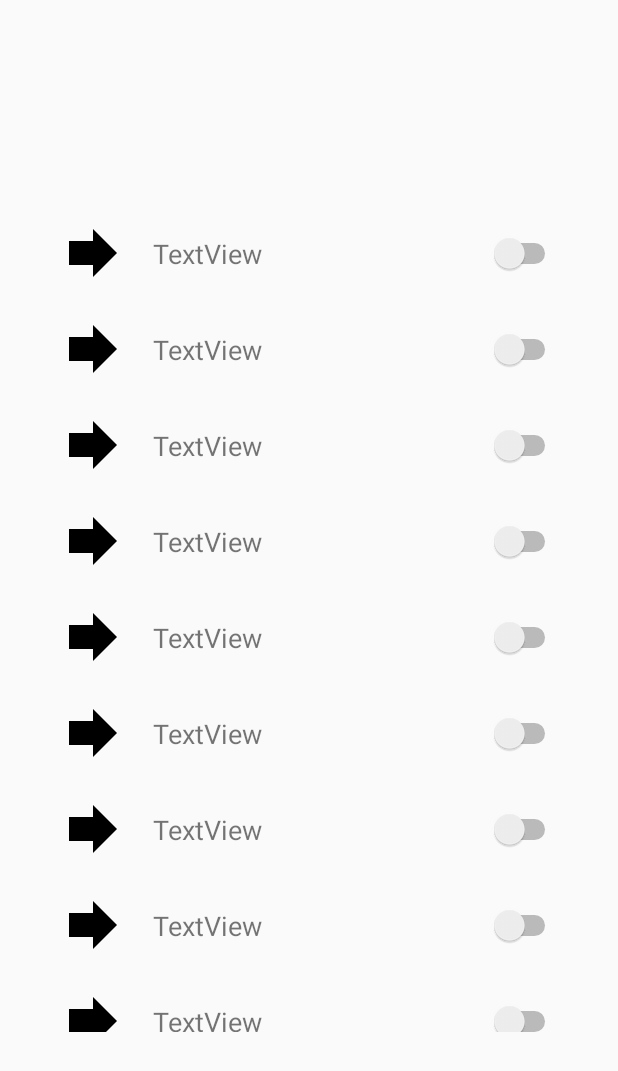
After one commit to SmartHomeSE2/SmartHome, an Android app: the fragment DeviceListFragment shown on its own in the app's theme, on a phone screen of 412 x 824 dp. The commit adds this screen. Shown: the top 1071 px of the screen. Run offline under Robolectric (Android 15) with nearby library versions, the phone set to English and light mode, and no system bars.

Commit message:
1. DashboardActivity. 2. DeviceListFragment. Todo: fix fragment overlay issue

```diff
--- a/app/src/main/AndroidManifest.xml
+++ b/app/src/main/AndroidManifest.xml
@@ -9,13 +9,14 @@
         android:roundIcon="@mipmap/ic_launcher_round"
         android:supportsRtl="true"
         android:theme="@style/AppTheme">
-        <activity android:name=".MainActivity">
+        <activity android:name=".LoginActivity">
             <intent-filter>
                 <action android:name="android.intent.action.MAIN" />
 
                 <category android:name="android.intent.category.LAUNCHER" />
             </intent-filter>
         </activity>
+        <activity android:name=".DashboardActivity"></activity>
     </application>
 
 </manifest>
--- /dev/null
+++ b/app/src/main/java/com/smarthome/DeviceListFragment.java
@@ -0,0 +1,45 @@
+package com.smarthome;
+
+import android.os.Bundle;
+import android.support.annotation.NonNull;
+import android.support.v4.app.Fragment;
+import android.support.v7.widget.LinearLayoutManager;
+import android.support.v7.widget.RecyclerView;
+import android.util.Log;
+import android.view.LayoutInflater;
+import android.view.View;
+import android.view.ViewGroup;
+
+
+/**
+ * A simple {@link Fragment} subclass.
+ */
+public class DeviceListFragment extends Fragment {
+    private static final String TAG = "DeviceListFragment";
+
+    public DeviceListFragment() {
+        // Required empty public constructor
+    }
+
+    @Override
+    public View onCreateView(@NonNull LayoutInflater inflater, ViewGroup container,
+                             Bundle savedInstanceState) {
+
+        Log.i(TAG, "Device list onCreate");
+        // Inflate the layout for this fragment
+        View rootView = inflater.inflate(R.layout.fragment_device_list, container, false);
+
+        // Setup RecyclerView
+        RecyclerView recyclerView = rootView.findViewById(R.id.recyclerView_manage_items);
+        Log.i(TAG,"recyclerview found");
+        recyclerView.setAdapter(new ManageItemsAdapter());
+        Log.i(TAG,"adapter");
+
+        recyclerView.setLayoutManager(new LinearLayoutManager(getContext()));
+        Log.i(TAG,"layoutmanager");
+
+
+        // Return the view
+        return rootView;
+    }
+}
--- /dev/null
+++ b/app/src/main/java/com/smarthome/ManageItemsAdapter.java
@@ -0,0 +1,37 @@
+package com.smarthome;
+
+import android.support.annotation.NonNull;
+import android.support.v7.widget.RecyclerView;
+import android.view.LayoutInflater;
+import android.view.View;
+import android.view.ViewGroup;
+import android.widget.ImageView;
+import android.widget.Switch;
+import android.widget.TextView;
+
+public class ManageItemsAdapter extends RecyclerView.Adapter<ManageItemsAdapter.MyViewHolder> {
+    @NonNull
+    @Override
+    public ManageItemsAdapter.MyViewHolder onCreateViewHolder(@NonNull ViewGroup viewGroup, int i) {
+        View itemView = LayoutInflater.from(viewGroup.getContext()).inflate(R.layout.item_device, viewGroup, false);
+        return new ManageItemsAdapter.MyViewHolder(itemView);
+    }
+
+    @Override
+    public void onBindViewHolder(@NonNull ManageItemsAdapter.MyViewHolder myViewHolder, int i) {
+    }
+
+    @Override
+    public int getItemCount() {
+        return 10;
+    }
+
+    class MyViewHolder extends RecyclerView.ViewHolder {
+        MyViewHolder(@NonNull View itemView) {
+            super(itemView);
+            ImageView image_item = itemView.findViewById(R.id.icon_item);
+            TextView text_item = itemView.findViewById(R.id.text_item);
+            Switch switch_item = itemView.findViewById(R.id.switch_item);
+        }
+    }
+}
--- /dev/null
+++ b/app/src/main/res/drawable/ic_forward_black.xml
@@ -0,0 +1,4 @@
+<vector android:height="48dp" android:viewportHeight="24.0"
+    android:viewportWidth="24.0" android:width="48dp" xmlns:android="http://schemas.android.com/apk/res/android">
+    <path android:fillColor="#FF000000" android:pathData="M12,8V4l8,8 -8,8v-4H4V8z"/>
+</vector>
--- /dev/null
+++ b/app/src/main/res/layout/fragment_device_list.xml
@@ -0,0 +1,18 @@
+<?xml version="1.0" encoding="utf-8"?>
+<android.support.constraint.ConstraintLayout xmlns:android="http://schemas.android.com/apk/res/android"
+    xmlns:app="http://schemas.android.com/apk/res-auto"
+    xmlns:tools="http://schemas.android.com/tools"
+    android:layout_width="match_parent"
+    android:layout_height="match_parent"
+    tools:context=".DeviceListFragment">
+
+    <android.support.v7.widget.RecyclerView
+        android:id="@+id/recyclerView_manage_items"
+        android:layout_width="368dp"
+        android:layout_height="551dp"
+        app:layout_constraintBottom_toBottomOf="parent"
+        app:layout_constraintEnd_toEndOf="parent"
+        app:layout_constraintStart_toStartOf="parent"
+        app:layout_constraintTop_toTopOf="parent"
+        tools:listitem="@layout/item_device" />
+</android.support.constraint.ConstraintLayout>
--- /dev/null
+++ b/app/src/main/res/layout/item_device.xml
@@ -0,0 +1,39 @@
+<?xml version="1.0" encoding="utf-8"?>
+<android.support.constraint.ConstraintLayout xmlns:android="http://schemas.android.com/apk/res/android"
+    xmlns:app="http://schemas.android.com/apk/res-auto"
+    xmlns:tools="http://schemas.android.com/tools"
+    android:layout_width="match_parent"
+    android:layout_height="wrap_content">
+
+    <ImageView
+        android:id="@+id/icon_item"
+        android:layout_width="wrap_content"
+        android:layout_height="wrap_content"
+        android:layout_marginStart="16dp"
+        android:layout_marginTop="8dp"
+        android:layout_marginBottom="8dp"
+        app:layout_constraintBottom_toBottomOf="parent"
+        app:layout_constraintStart_toStartOf="parent"
+        app:layout_constraintTop_toTopOf="parent"
+        app:srcCompat="@drawable/ic_forward_black" />
+
+    <TextView
+        android:id="@+id/text_item"
+        android:layout_width="wrap_content"
+        android:layout_height="wrap_content"
+        android:layout_marginStart="16dp"
+        android:text="TextView"
+        android:textSize="18sp"
+        app:layout_constraintBottom_toBottomOf="parent"
+        app:layout_constraintStart_toEndOf="@+id/icon_item"
+        app:layout_constraintTop_toTopOf="parent" />
+
+    <Switch
+        android:id="@+id/switch_item"
+        android:layout_width="wrap_content"
+        android:layout_height="wrap_content"
+        android:layout_marginEnd="16dp"
+        app:layout_constraintBottom_toBottomOf="parent"
+        app:layout_constraintEnd_toEndOf="parent"
+        app:layout_constraintTop_toTopOf="parent" />
+</android.support.constraint.ConstraintLayout>
```
Also changed, not shown: app/src/main/java/com/smarthome/DashboardActivity.java (added, +33 -0 lines), app/src/main/java/com/smarthome/LoginActivity.java (renamed from app/src/main/java/com/smarthome/MainActivity.java, +14 -3 lines), app/src/main/res/drawable/ic_keyboard_arrow_right_black_24dp.xml (added, +9 -0 lines), app/src/main/res/layout/activity_dashboard.xml (added, +31 -0 lines), app/src/main/res/layout/activity_login.xml (renamed from app/src/main/res/layout/activity_main.xml).
